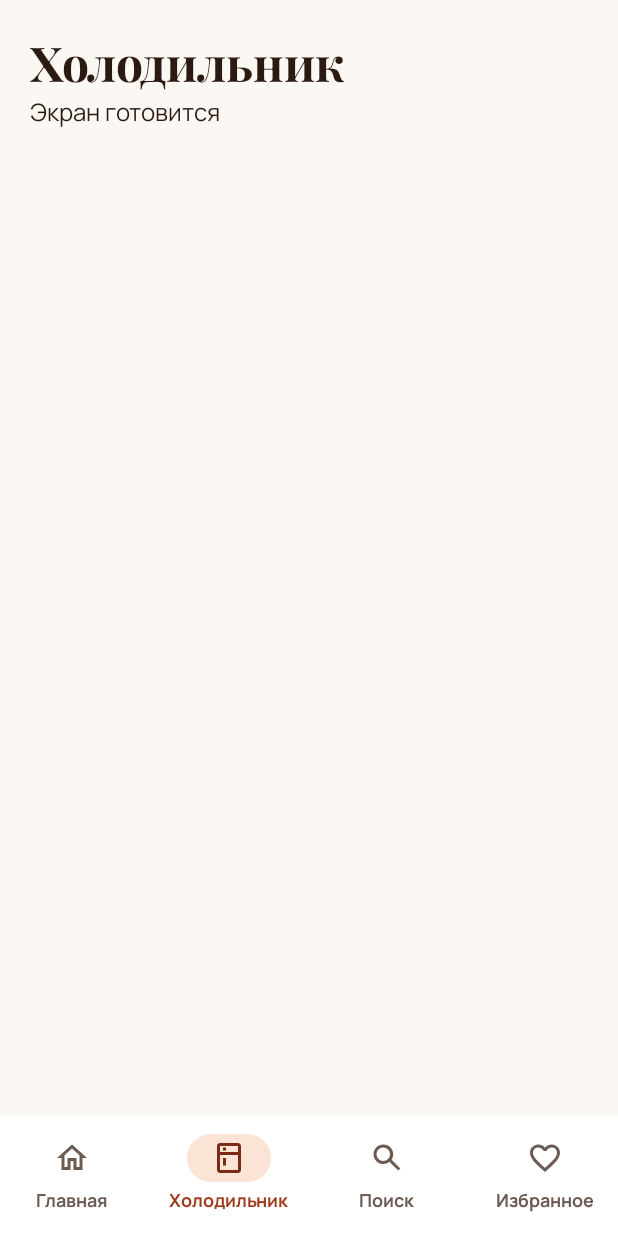
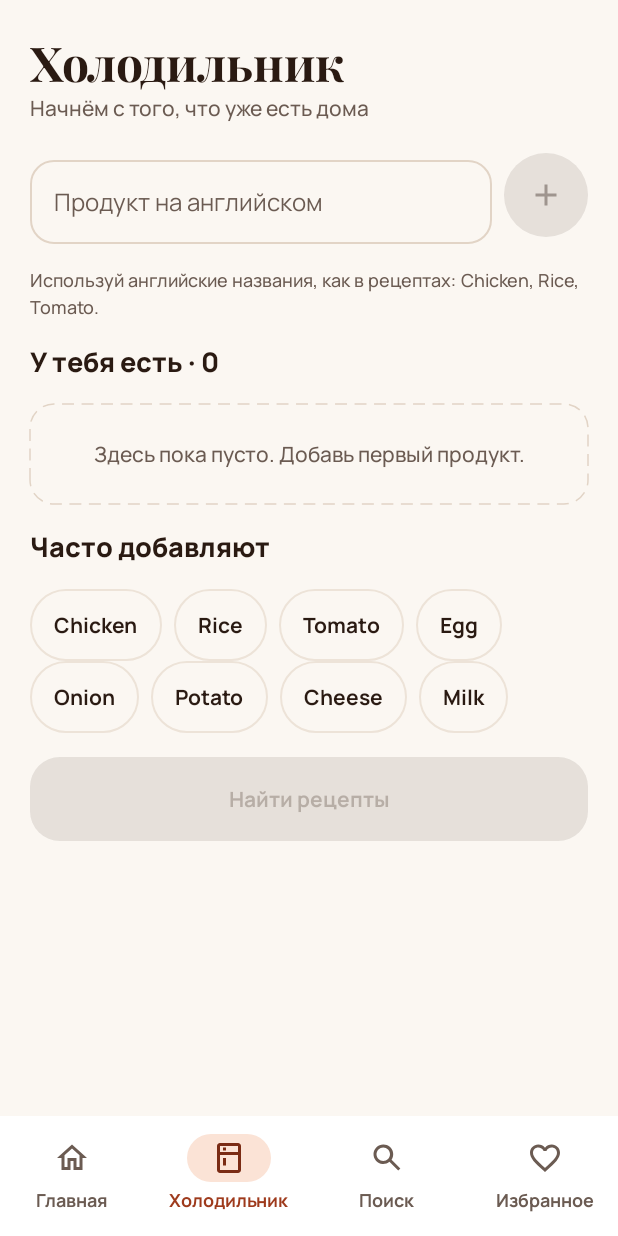
Before and after one commit to adilkhanalimberdi/qazan, an Android app built with Jetpack Compose: the FridgeRoute screen opened through its navigation route, on a phone screen of 412 x 824 dp. Run offline under Robolectric (Android 15) with nearby library versions, the phone set to English and light mode, and no system bars.

Commit message:
Add fridge screen with ingredient input and chips

```diff
--- a/app/src/main/java/com/css216/qazan/ui/navigation/QazanNavHost.kt
+++ b/app/src/main/java/com/css216/qazan/ui/navigation/QazanNavHost.kt
@@ -16,6 +16,7 @@ import com.css216.qazan.R
 import com.css216.qazan.ui.components.ScreenHeading
 import com.css216.qazan.ui.theme.Dimensions
 import com.css216.qazan.ui.screens.home.HomeRoute
+import com.css216.qazan.ui.screens.fridge.FridgeRoute
 
 @Composable
 fun QazanNavHost(navController: NavHostController, modifier: Modifier = Modifier) {
@@ -33,7 +34,14 @@ fun QazanNavHost(navController: NavHostController, modifier: Modifier = Modifier
                 onOpenShopping = { navController.navigate(QazanDestination.Shopping.route) }
             )
         }
-        composable(QazanDestination.Fridge.route) { PlaceholderScreen(stringResource(R.string.fridge)) }
+        composable(QazanDestination.Fridge.route) {
+            FridgeRoute(onFindRecipes = {
+                navController.navigate(QazanDestination.Search.createRoute()) {
+                    popUpTo(navController.graph.findStartDestination().id) { saveState = true }
+                    launchSingleTop = true
+                }
+            })
+        }
         composable(
             QazanDestination.Search.route,
             arguments = listOf(navArgument(QazanDestination.Search.ARG) { defaultValue = "" })
--- /dev/null
+++ b/app/src/main/java/com/css216/qazan/ui/screens/fridge/FridgeScreen.kt
@@ -0,0 +1,121 @@
+package com.css216.qazan.ui.screens.fridge
+
+import android.content.res.Configuration
+import androidx.compose.foundation.layout.Arrangement
+import androidx.compose.foundation.layout.ExperimentalLayoutApi
+import androidx.compose.foundation.layout.FlowRow
+import androidx.compose.foundation.layout.PaddingValues
+import androidx.compose.foundation.layout.Row
+import androidx.compose.foundation.layout.fillMaxSize
+import androidx.compose.foundation.layout.fillMaxWidth
+import androidx.compose.foundation.layout.heightIn
+import androidx.compose.foundation.layout.imePadding
+import androidx.compose.foundation.layout.size
+import androidx.compose.foundation.lazy.LazyColumn
+import androidx.compose.foundation.text.KeyboardActions
+import androidx.compose.foundation.text.KeyboardOptions
+import androidx.compose.material3.Button
+import androidx.compose.material3.FilledIconButton
+import androidx.compose.material3.Icon
+import androidx.compose.material3.MaterialTheme
+import androidx.compose.material3.OutlinedTextField
+import androidx.compose.material3.Text
+import androidx.compose.runtime.Composable
+import androidx.compose.runtime.collectAsState
+import androidx.compose.runtime.getValue
+import androidx.compose.ui.Alignment
+import androidx.compose.ui.Modifier
+import androidx.compose.ui.platform.LocalSoftwareKeyboardController
+import androidx.compose.ui.res.painterResource
+import androidx.compose.ui.res.stringResource
+import androidx.compose.ui.text.input.ImeAction
+import androidx.compose.ui.tooling.preview.Preview
+import androidx.lifecycle.viewmodel.compose.viewModel
+import com.css216.qazan.R
+import com.css216.qazan.ui.AppViewModelProvider
+import com.css216.qazan.ui.components.EmptyView
+import com.css216.qazan.ui.components.IngredientChip
+import com.css216.qazan.ui.components.ScreenHeading
+import com.css216.qazan.ui.components.SectionHeader
+import com.css216.qazan.ui.components.SuggestionChip
+import com.css216.qazan.ui.theme.Dimensions
+import com.css216.qazan.ui.theme.QazanTheme
+
+@Composable
+fun FridgeRoute(onFindRecipes: () -> Unit, viewModel: FridgeViewModel = viewModel(factory = AppViewModelProvider.Factory)) {
+    val uiState by viewModel.uiState.collectAsState()
+    FridgeScreen(uiState, viewModel::updateInput, viewModel::addIngredient, viewModel::addSuggestion, viewModel::removeIngredient, onFindRecipes)
+}
+
+@OptIn(ExperimentalLayoutApi::class)
+@Composable
+fun FridgeScreen(
+    uiState: FridgeUiState,
+    onInputChange: (String) -> Unit,
+    onAdd: () -> Unit,
+    onSuggestionClick: (String) -> Unit,
+    onRemove: (String) -> Unit,
+    onFindRecipes: () -> Unit
+) {
+    val keyboard = LocalSoftwareKeyboardController.current
+    LazyColumn(
+        modifier = Modifier.fillMaxSize().imePadding(),
+        contentPadding = PaddingValues(Dimensions.screenPadding),
+        verticalArrangement = Arrangement.spacedBy(Dimensions.large)
+    ) {
+        item { ScreenHeading(stringResource(R.string.fridge), stringResource(R.string.fridge_subtitle)) }
+        item {
+            Row(horizontalArrangement = Arrangement.spacedBy(Dimensions.small), verticalAlignment = Alignment.CenterVertically) {
+                OutlinedTextField(
+                    value = uiState.input,
+                    onValueChange = onInputChange,
+                    label = { Text(stringResource(R.string.ingredient_input)) },
+                    placeholder = { Text(stringResource(R.string.ingredient_hint)) },
+                    modifier = Modifier.weight(1f).heightIn(min = Dimensions.inputHeight),
+                    singleLine = true,
+                    shape = MaterialTheme.shapes.medium,
+                    keyboardOptions = KeyboardOptions(imeAction = ImeAction.Done),
+                    keyboardActions = KeyboardActions(onDone = { onAdd(); keyboard?.hide() })
+                )
+                FilledIconButton(onClick = onAdd, enabled = uiState.input.isNotBlank(), modifier = Modifier.size(Dimensions.buttonHeight)) {
+                    Icon(painterResource(R.drawable.ic_add), stringResource(R.string.add_ingredient))
+                }
+            }
+        }
+        item {
+            Text(stringResource(R.string.ingredient_language_hint), style = MaterialTheme.typography.bodySmall, color = MaterialTheme.colorScheme.onSurfaceVariant)
+        }
+        item { SectionHeader(stringResource(R.string.your_ingredients, uiState.ingredients.size)) }
+        item {
+            if (uiState.ingredients.isEmpty()) EmptyView(stringResource(R.string.fridge_empty))
+            else FlowRow(horizontalArrangement = Arrangement.spacedBy(Dimensions.small)) {
+                uiState.ingredients.forEach { ingredient -> IngredientChip(ingredient, { onRemove(ingredient) }) }
+            }
+        }
+        if (uiState.suggestions.isNotEmpty()) {
+            item { SectionHeader(stringResource(R.string.common_ingredients)) }
+            item {
+                FlowRow(horizontalArrangement = Arrangement.spacedBy(Dimensions.small)) {
+                    uiState.suggestions.forEach { ingredient -> SuggestionChip(ingredient, { onSuggestionClick(ingredient) }) }
+                }
+            }
+        }
+        item {
+            Button(
+                onClick = { keyboard?.hide(); onFindRecipes() },
+                enabled = uiState.ingredients.isNotEmpty(),
+                modifier = Modifier.fillMaxWidth().heightIn(min = Dimensions.buttonHeight),
+                shape = MaterialTheme.shapes.large
+            ) { Text(stringResource(R.string.find_recipes)) }
+        }
+    }
+}
+
+@Preview(showBackground = true)
+@Preview(showBackground = true, uiMode = Configuration.UI_MODE_NIGHT_YES)
+@Composable
+private fun FridgePreview() {
+    QazanTheme {
+        FridgeScreen(FridgeUiState(ingredients = listOf("Chicken", "Rice"), suggestions = listOf("Tomato", "Egg", "Milk")), {}, {}, {}, {}, {})
+    }
+}
--- /dev/null
+++ b/app/src/main/res/drawable/ic_add.xml
@@ -0,0 +1,3 @@
+<vector xmlns:android="http://schemas.android.com/apk/res/android" android:width="24dp" android:height="24dp" android:viewportWidth="24" android:viewportHeight="24">
+    <path android:fillColor="#FF000000" android:pathData="M19,13h-6v6h-2v-6H5v-2h6V5h2v6h6z" />
+</vector>
--- a/app/src/main/res/values/strings.xml
+++ b/app/src/main/res/values/strings.xml
@@ -26,4 +26,13 @@
     <string name="another_recipe">Другой</string>
     <string name="categories">Категории</string>
     <string name="no_categories">Категорий пока нет</string>
+    <string name="fridge_subtitle">Начнём с того, что уже есть дома</string>
+    <string name="ingredient_input">Продукт на английском</string>
+    <string name="ingredient_hint">Например, Chicken</string>
+    <string name="ingredient_language_hint">Используй английские названия, как в рецептах: Chicken, Rice, Tomato.</string>
+    <string name="add_ingredient">Добавить продукт</string>
+    <string name="your_ingredients">У тебя есть · %1$d</string>
+    <string name="common_ingredients">Часто добавляют</string>
+    <string name="fridge_empty">Здесь пока пусто. Добавь первый продукт.</string>
+    <string name="find_recipes">Найти рецепты</string>
 </resources>
```
